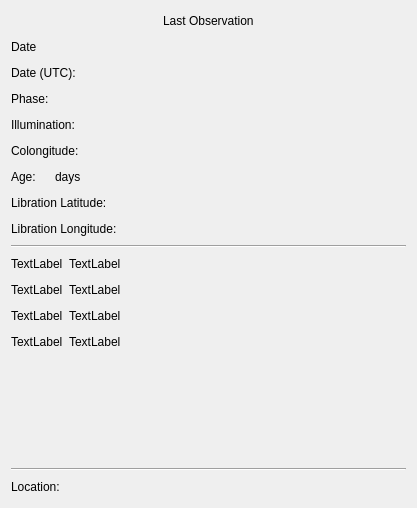
First picture: the form in res/ui/widgets/moon_info_tab.ui, repository mareuter/lct-python, before the edit.
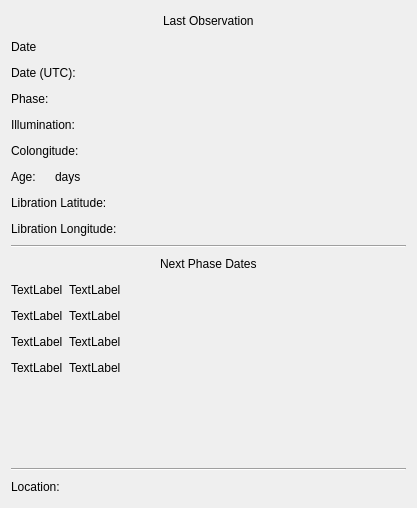
Second picture: the form after the edit.

Commit message: Refs #10. Adding header label for phase dates.

What changed in the file:
```diff
--- a/res/ui/widgets/moon_info_tab.ui
+++ b/res/ui/widgets/moon_info_tab.ui
@@ -317,6 +317,43 @@
     </widget>
    </item>
    <item row="10" column="0">
+    <layout class="QHBoxLayout" name="horizontalLayout_11">
+     <item>
+      <spacer name="horizontalSpacer_16">
+       <property name="orientation">
+        <enum>Qt::Horizontal</enum>
+       </property>
+       <property name="sizeHint" stdset="0">
+        <size>
+         <width>40</width>
+         <height>20</height>
+        </size>
+       </property>
+      </spacer>
+     </item>
+     <item>
+      <widget class="QLabel" name="next_phase_dates_label">
+       <property name="text">
+        <string>Next Phase Dates</string>
+       </property>
+      </widget>
+     </item>
+     <item>
+      <spacer name="horizontalSpacer_17">
+       <property name="orientation">
+        <enum>Qt::Horizontal</enum>
+       </property>
+       <property name="sizeHint" stdset="0">
+        <size>
+         <width>40</width>
+         <height>20</height>
+        </size>
+       </property>
+      </spacer>
+     </item>
+    </layout>
+   </item>
+   <item row="11" column="0">
     <layout class="QGridLayout" name="gridLayout">
      <item row="0" column="0">
       <widget class="QLabel" name="first_phase_icon">
@@ -428,7 +465,7 @@
      </item>
     </layout>
    </item>
-   <item row="11" column="0">
+   <item row="12" column="0">
     <spacer name="verticalSpacer">
      <property name="orientation">
       <enum>Qt::Vertical</enum>
@@ -441,7 +478,7 @@
      </property>
     </spacer>
    </item>
-   <item row="12" column="0">
+   <item row="13" column="0">
     <widget class="QFrame" name="frame_2">
      <property name="frameShape">
       <enum>QFrame::HLine</enum>
@@ -451,7 +488,7 @@
      </property>
     </widget>
    </item>
-   <item row="13" column="0">
+   <item row="14" column="0">
     <layout class="QHBoxLayout" name="horizontalLayout_2">
      <item>
       <widget class="QLabel" name="location_label">
```
The commit also changes 1 other file.
